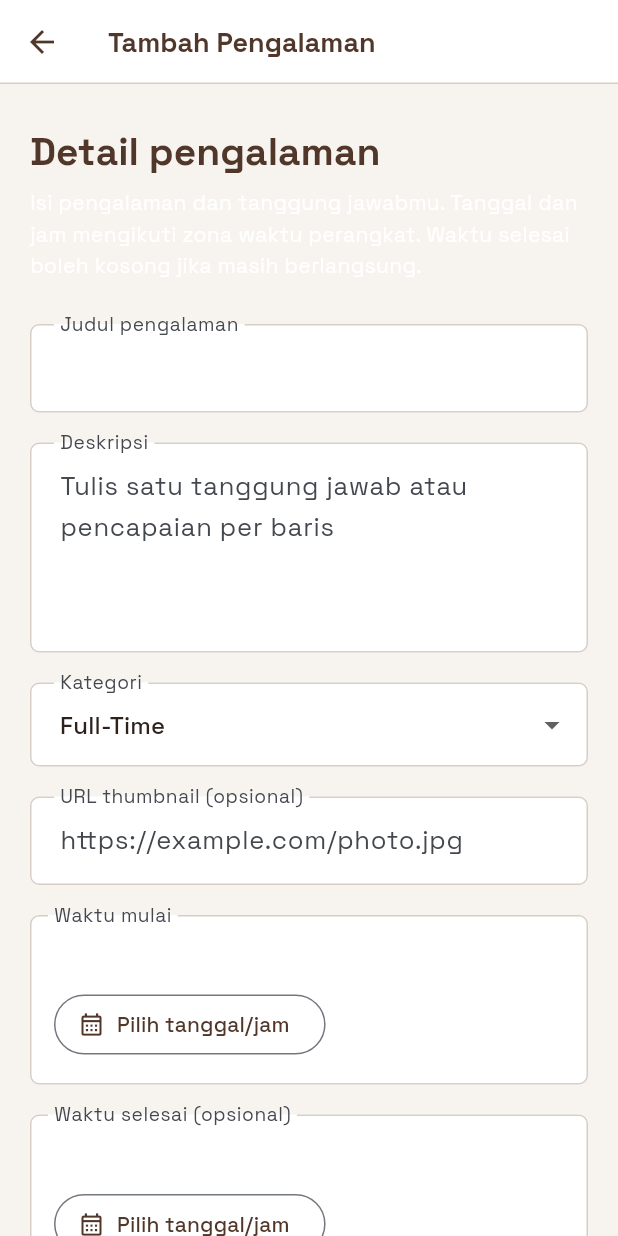
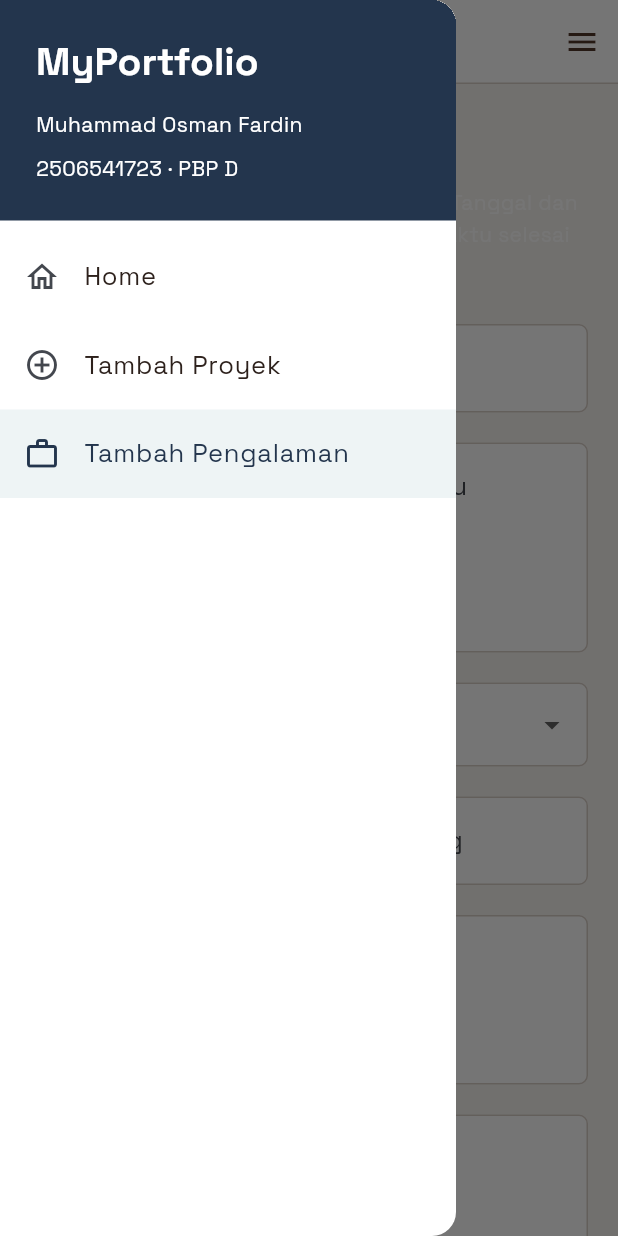
Before and after one commit to osman-fardin/myportofolio_mobile, a Flutter app: the ExperienceFormPage screen opened directly, with the side drawer open (before the commit the screen has no drawer), on a phone screen of 412 x 824 dp. Run offline on Flutter 3.47's test engine with Material 3 defaults, Android fonts, the phone set to English and light mode, and no system bars; our stand-ins replace material_ui.

Commit message:
feat: navigate to the experience form

```diff
--- a/lib/screens/experience_form.dart
+++ b/lib/screens/experience_form.dart
@@ -2,6 +2,7 @@ import 'package:material_ui/material_ui.dart';
 import 'package:myportofolio_mobile/forms/experience_validation.dart';
 import 'package:myportofolio_mobile/theme/portfolio_theme.dart';
 import 'package:myportofolio_mobile/widgets/date_time_form_field.dart';
+import 'package:myportofolio_mobile/widgets/left_drawer.dart';
 
 class ExperienceFormPage extends StatefulWidget {
   const ExperienceFormPage({super.key});
@@ -130,8 +131,18 @@ class _ExperienceFormPageState extends State<ExperienceFormPage> {
 
   @override
   Widget build(BuildContext context) {
+    final canGoBack = ModalRoute.of(context)?.canPop ?? false;
     return Scaffold(
-      appBar: AppBar(title: const Text('Tambah Pengalaman')),
+      appBar: AppBar(
+        title: const Text(
+          'Tambah Pengalaman',
+          maxLines: 1,
+          overflow: TextOverflow.ellipsis,
+        ),
+        leading: canGoBack ? const BackButton() : const DrawerButton(),
+        actions: [if (canGoBack) const DrawerButton()],
+      ),
+      drawer: const LeftDrawer(destination: PortfolioDestination.addExperience),
       body: SafeArea(
         child: SingleChildScrollView(
           padding: const EdgeInsets.symmetric(horizontal: 20, vertical: 28),
--- a/lib/widgets/left_drawer.dart
+++ b/lib/widgets/left_drawer.dart
@@ -1,9 +1,10 @@
 import 'package:material_ui/material_ui.dart';
 import 'package:myportofolio_mobile/screens/menu.dart';
+import 'package:myportofolio_mobile/screens/experience_form.dart';
 import 'package:myportofolio_mobile/screens/project_form.dart';
 import 'package:myportofolio_mobile/theme/portfolio_theme.dart';
 
-enum PortfolioDestination { home, addProject }
+enum PortfolioDestination { home, addProject, addExperience }
 
 class LeftDrawer extends StatelessWidget {
   const LeftDrawer({required this.destination, super.key});
@@ -18,9 +19,11 @@ class LeftDrawer extends StatelessWidget {
     ScaffoldMessenger.of(context).clearSnackBars();
     navigator.pushReplacement(
       MaterialPageRoute<void>(
-        builder: (_) => target == PortfolioDestination.home
-            ? const MyHomePage()
-            : const ProjectFormPage(),
+        builder: (_) => switch (target) {
+          PortfolioDestination.home => const MyHomePage(),
+          PortfolioDestination.addProject => const ProjectFormPage(),
+          PortfolioDestination.addExperience => const ExperienceFormPage(),
+        },
       ),
     );
   }
@@ -93,6 +96,12 @@ class LeftDrawer extends StatelessWidget {
               'Tambah Proyek',
               Icons.add_circle_outline,
             ),
+            _destinationTile(
+              context,
+              PortfolioDestination.addExperience,
+              'Tambah Pengalaman',
+              Icons.work_outline,
+            ),
           ],
         ),
       ),
--- a/lib/widgets/project_card.dart
+++ b/lib/widgets/project_card.dart
@@ -1,5 +1,6 @@
 import 'package:material_ui/material_ui.dart';
 import 'package:myportofolio_mobile/screens/project_form.dart';
+import 'package:myportofolio_mobile/screens/experience_form.dart';
 import 'package:myportofolio_mobile/theme/portfolio_theme.dart';
 
 class ItemHomepage {
@@ -62,6 +63,11 @@ class ItemCard extends StatelessWidget {
                 context,
                 MaterialPageRoute(builder: (_) => const ProjectFormPage()),
               );
+            } else if (item.name == 'Tambah Pengalaman') {
+              Navigator.push<void>(
+                context,
+                MaterialPageRoute(builder: (_) => const ExperienceFormPage()),
+              );
             }
           },
           child: Padding(
```
Also changed, not shown: lib/screens/menu.dart (+11 -3 lines), 5 other files.
